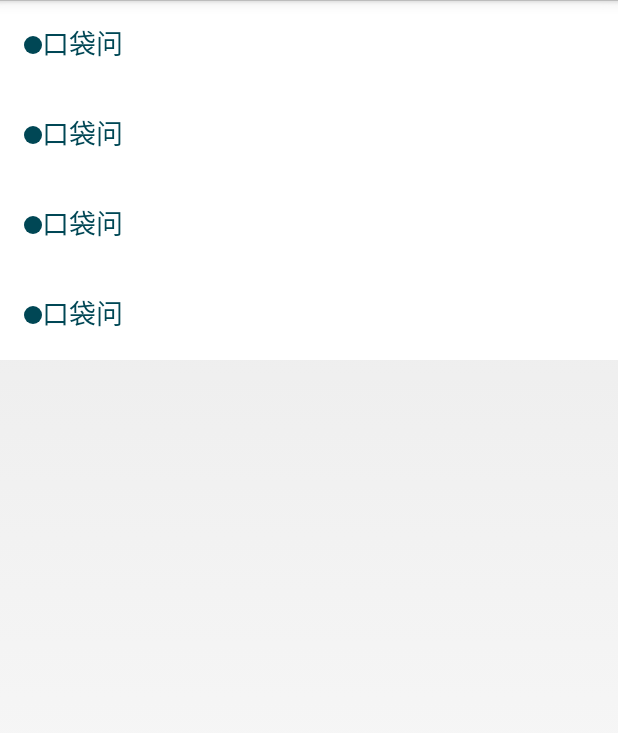
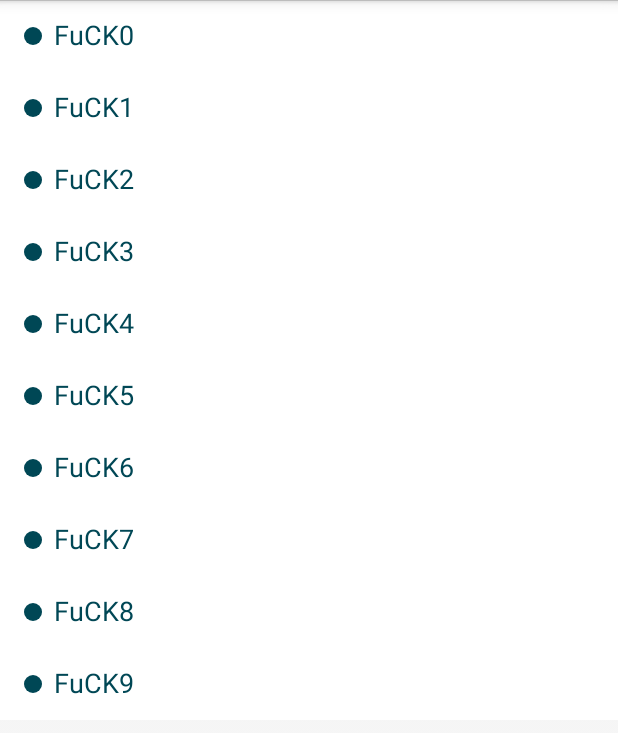
Before and after one commit to Luomingbear/PocketAsk, an Android app: the test screen opened directly, with no data from a screen before it, on a phone screen of 412 x 824 dp. Shown: the top 733 px of the screen. Run offline under Robolectric (Android 15) with nearby library versions, the phone set to English and light mode, and no system bars.

Commit message:
选项改为使用适配器生成

```diff
--- a/app/src/main/java/com/bear/pocketask/activity/test.java
+++ b/app/src/main/java/com/bear/pocketask/activity/test.java
@@ -5,8 +5,13 @@ import android.os.Bundle;
 import android.util.Log;
 
 import com.bear.pocketask.R;
+import com.bear.pocketask.adapter.SelectorAdapter;
+import com.bear.pocketask.info.SelectorInfo;
+import com.bear.pocketask.utils.AdapterViewUtil;
+import com.bear.pocketask.view.selectorbutton.SelectorAdapterView;
 import com.bear.pocketask.view.selectorbutton.SelectorGroup;
 
+import java.util.ArrayList;
 import java.util.List;
 
 /**
@@ -26,8 +31,22 @@ public class test extends Activity implements SelectorGroup.SelectorCheckedListe
     }
 
     private void initView() {
-        selectorGroup = (SelectorGroup) findViewById(R.id.selectorGroup);
-        selectorGroup.setSelectorCheckedListener(this);
+//        selectorGroup = (SelectorGroup) findViewById(R.id.selectorGroup);
+//        selectorGroup.setSelectorCheckedListener(this);
+        setAdaperView();
+    }
+
+    private void setAdaperView() {
+        List<SelectorInfo> selectorInfoList = new ArrayList<SelectorInfo>();
+        for (int i = 0; i < 10; i++) {
+            SelectorInfo info = new SelectorInfo("FuCK" + i);
+            selectorInfoList.add(info);
+        }
+
+        SelectorAdapterView selectorAdapterView = (SelectorAdapterView) findViewById(R.id.selectorAdapterView);
+        SelectorAdapter selectorAdapter = new SelectorAdapter(this, selectorInfoList);
+        selectorAdapterView.setAdapter(selectorAdapter);
+        AdapterViewUtil.FixHeight(selectorAdapterView);
     }
 
     @Override
--- a/app/src/main/java/com/bear/pocketask/adapter/CardAdapter.java
+++ b/app/src/main/java/com/bear/pocketask/adapter/CardAdapter.java
@@ -2,14 +2,13 @@ package com.bear.pocketask.adapter;
 
 import android.content.Context;
 import android.util.Log;
-import android.view.LayoutInflater;
 import android.view.View;
 import android.view.ViewGroup;
-import android.widget.BaseAdapter;
 import android.widget.ImageView;
 import android.widget.TextView;
 
 import com.bear.pocketask.R;
+import com.bear.pocketask.adapter.base.IBaseAdapter;
 import com.bear.pocketask.info.CardItemInfo;
 import com.bear.pocketask.view.record.RecordView;
 import com.nostra13.universalimageloader.core.DisplayImageOptions;
@@ -24,41 +23,23 @@ import java.util.Observable;
  * Created by bear on 16/10/7.
  */
 
-public class CardAdapter extends BaseAdapter implements View.OnClickListener {
+public class CardAdapter extends IBaseAdapter implements View.OnClickListener {
     private static final String TAG = "CardAdapter";
-    private List<CardItemInfo> list; //数据源列表
     private CardItemInfo info;
-    private LayoutInflater inflater;
 
     private Observable observable;
 
     public CardAdapter(Context context, List<CardItemInfo> list) {
-        inflater = LayoutInflater.from(context);
-        this.list = list;
+        super(context, list);
         observable = new Observable();
     }
 
     @Override
-    public int getCount() {
-        return list == null ? 0 : list.size();
-    }
-
-    @Override
-    public Object getItem(int position) {
-        return list == null ? null : list.get(position);
-    }
-
-    @Override
-    public long getItemId(int position) {
-        return list == null ? 0 : position;
-    }
-
-    @Override
     public View getView(int position, View convertView, ViewGroup parent) {
-        if (list.size() < 1)
+        if (getList().size() < 1)
             return null;
         if (convertView == null) {
-            convertView = inflater.inflate(R.layout.card_item, null);
+            convertView = getInflater().inflate(R.layout.card_item, null);
 
             viewHolder = new ViewHolder();
             viewHolder.ivDetailPic = (ImageView) convertView.findViewById(R.id.card_item_detail_pic);
@@ -73,8 +54,8 @@ public class CardAdapter extends BaseAdapter implements View.OnClickListener {
             viewHolder = (ViewHolder) convertView.getTag();
 
         //设置值
-        if (list.size() > 0 && position < list.size()) {
-            info = list.get(position);
+        if (getList().size() > 0 && position < getList().size()) {
+            info = (CardItemInfo) getItem(position);
             viewHolder.tvUserName.setText(info.getUserName());
             viewHolder.tvQuestion.setText(info.getQuestions());
             //显示圆形的图像
--- /dev/null
+++ b/app/src/main/java/com/bear/pocketask/adapter/SelectorAdapter.java
@@ -0,0 +1,46 @@
+package com.bear.pocketask.adapter;
+
+import android.content.Context;
+import android.view.View;
+import android.view.ViewGroup;
+
+import com.bear.pocketask.R;
+import com.bear.pocketask.adapter.base.IBaseAdapter;
+import com.bear.pocketask.info.SelectorInfo;
+import com.bear.pocketask.view.selectorbutton.SelectorButton;
+
+import java.util.List;
+
+/**
+ * 选项适配器
+ * Created by bear on 16/10/20.
+ */
+
+public class SelectorAdapter extends IBaseAdapter {
+    public SelectorAdapter(Context context, List<?> mList) {
+        super(context, mList);
+    }
+
+    @Override
+    public View getView(int position, View convertView, ViewGroup parent) {
+        if (convertView == null) {
+            viewHold = new ViewHold();
+
+            convertView = getInflater().inflate(R.layout.selector_item, null);
+            viewHold.selectorButton = (SelectorButton) convertView.findViewById(R.id.selectorItem);
+            convertView.setTag(viewHold);
+        } else
+            convertView.getTag();
+
+        SelectorInfo info = (SelectorInfo) getItem(position);
+        viewHold.selectorButton.setTextString(info.getContent());
+
+        return convertView;
+    }
+
+    private ViewHold viewHold;
+
+    private class ViewHold {
+        SelectorButton selectorButton;
+    }
+}
--- /dev/null
+++ b/app/src/main/java/com/bear/pocketask/adapter/base/IBaseAdapter.java
@@ -0,0 +1,45 @@
+package com.bear.pocketask.adapter.base;
+
+import android.content.Context;
+import android.view.LayoutInflater;
+import android.widget.BaseAdapter;
+
+import java.util.List;
+
+/**
+ * 基本适配器
+ * Created by bear on 16/10/20.
+ */
+
+public abstract class IBaseAdapter extends BaseAdapter {
+    private List<?> mList;
+    private LayoutInflater mInflater;
+
+    public IBaseAdapter(Context context, List<?> mList) {
+        mInflater = LayoutInflater.from(context);
+        this.mList = mList;
+    }
+
+    public List<?> getList() {
+        return mList;
+    }
+
+    public LayoutInflater getInflater() {
+        return mInflater;
+    }
+
+    @Override
+    public long getItemId(int position) {
+        return mList == null ? 0 : position;
+    }
+
+    @Override
+    public Object getItem(int position) {
+        return mList == null ? null : mList.get(position);
+    }
+
+    @Override
+    public int getCount() {
+        return mList == null ? 0 : mList.size();
+    }
+}
--- /dev/null
+++ b/app/src/main/java/com/bear/pocketask/info/SelectorInfo.java
@@ -0,0 +1,25 @@
+package com.bear.pocketask.info;
+
+/**
+ * 单个选项的信息
+ * Created by bear on 16/10/20.
+ */
+
+public class SelectorInfo {
+    private String content; //内容
+
+    public SelectorInfo() {
+    }
+
+    public SelectorInfo(String content) {
+        this.content = content;
+    }
+
+    public String getContent() {
+        return content;
+    }
+
+    public void setContent(String content) {
+        this.content = content;
+    }
+}
--- /dev/null
+++ b/app/src/main/java/com/bear/pocketask/utils/AdapterViewUtil.java
@@ -0,0 +1,34 @@
+package com.bear.pocketask.utils;
+
+import android.view.View;
+import android.view.ViewGroup;
+import android.widget.Adapter;
+import android.widget.AdapterView;
+import android.widget.ListView;
+
+/**
+ * AdapterView高度问题使用这个修复
+ * Created by bear on 16/10/20.
+ */
+
+public class AdapterViewUtil {
+    public static void FixHeight(AdapterView adapterView) {
+        Adapter adapter = adapterView.getAdapter();
+        if (adapter == null) {
+            return;
+        }
+
+        int totalHeight = 0;
+        for (int i = 0; i < adapter.getCount(); i++) {
+            View listItem = adapter.getView(i, null, adapterView);
+            listItem.measure(0, 0);
+            totalHeight += listItem.getMeasuredHeight();
+        }
+
+        ViewGroup.LayoutParams params = adapterView.getLayoutParams();
+        params.height = totalHeight;
+        if (adapterView instanceof ListView)
+            params.height = totalHeight + (((ListView) adapterView).getDividerHeight() * adapter.getCount() - 1);
+        adapterView.setLayoutParams(params);
+    }
+}
--- /dev/null
+++ b/app/src/main/java/com/bear/pocketask/view/selectorbutton/SelectorAdapterView.java
@@ -0,0 +1,146 @@
+package com.bear.pocketask.view.selectorbutton;
+
+import android.content.Context;
+import android.database.DataSetObserver;
+import android.util.AttributeSet;
+import android.view.View;
+import android.widget.Adapter;
+import android.widget.AdapterView;
+
+import com.bear.pocketask.R;
+
+import java.util.List;
+
+/**
+ * Created by bear on 16/10/20.
+ */
+
+public class SelectorAdapterView extends AdapterView implements SelectorButton.SelectorChangeListener {
+    private List<String> mList; //选项数据集
+    private Adapter mAdapter; //数据适配器
+    private AdapterDataSetObserver mDataSetObserver; //数据观察者
+    private boolean isLayout; //是否正在布局
+
+    @Override
+    public void onChange(View view, boolean isChecked) {
+        //// TODO: 16/10/20 增加单选的控制
+    }
+
+    /**
+     * 数据更新观察者
+     */
+    private class AdapterDataSetObserver extends DataSetObserver {
+        @Override
+        public void onChanged() {
+            requestLayout();
+        }
+
+        @Override
+        public void onInvalidated() {
+            requestLayout();
+        }
+
+    }
+
+    public SelectorAdapterView(Context context) {
+        this(context, null);
+    }
+
+    public SelectorAdapterView(Context context, AttributeSet attrs) {
+        this(context, attrs, 0);
+    }
+
+    public SelectorAdapterView(Context context, AttributeSet attrs, int defStyle) {
+        super(context, attrs, defStyle);
+    }
+
+    @Override
+    public void setAdapter(Adapter adapter) {
+        if (mAdapter != null && mDataSetObserver != null) {
+            mAdapter.unregisterDataSetObserver(mDataSetObserver);
+            mDataSetObserver = null;
+        }
+        mAdapter = adapter;
+
+        if (mAdapter != null && mDataSetObserver == null) {
+            mDataSetObserver = new AdapterDataSetObserver();
+            mAdapter.registerDataSetObserver(mDataSetObserver);
+        }
+    }
+
+    @Override
+    protected void onLayout(boolean changed, int l, int t, int r, int b) {
+        super.onLayout(changed, l, t, r, b);
+
+        if (mAdapter == null)
+            return;
+
+        isLayout = true;
+        layoutItems();
+
+    }
+
+    /**
+     * 将选项显示在布局上
+     */
+    private void layoutItems() {
+        if (mAdapter.getCount() == 0) {
+            removeAllViews();
+            return;
+        }
+
+        for (int i = 0; i < mAdapter.getCount(); i++) {
+            newItem(i);
+        }
+    }
+
+    /**
+     * 创建选项
+     */
+    private void newItem(int index) {
+        //获取适配器的view并且添加进去
+        View item = mAdapter.getView(index, null, this);
+        LayoutParams params = item.getLayoutParams();
+        if (params == null)
+            params = new LayoutParams(LayoutParams.WRAP_CONTENT, LayoutParams.WRAP_CONTENT);
+        addViewInLayout(item, index, params);
+
+        //是否需要重新计算宽高
+        if (item.isLayoutRequested()) {
+            int itemWidth = getWidth();
+            item.measure(MeasureSpec.EXACTLY | itemWidth, MeasureSpec.UNSPECIFIED);
+        }
+
+        //设置显示的位置
+        positionItem(item, index);
+    }
+
+    /**
+     * 设置选项的显示位置
+     *
+     * @param item  选项view
+     * @param index 列表的位置
+     */
+    private void positionItem(View item, int index) {
+        int width = getMeasuredWidth();
+        int height = (int) getResources().getDimension(R.dimen.title_height);
+        item.layout(0, height * index, width, height * (index + 1));
+    }
+
+    @Override
+    public Adapter getAdapter() {
+        return mAdapter;
+    }
+
+    @Override
+    public View getSelectedView() {
+        return null;
+    }
+
+    @Override
+    public void setSelection(int position) {
+
+    }
+
+
+}
--- a/app/src/main/java/com/bear/pocketask/view/selectorbutton/SelectorButton.java
+++ b/app/src/main/java/com/bear/pocketask/view/selectorbutton/SelectorButton.java
@@ -187,11 +187,20 @@ public class SelectorButton extends View {
     public void setChecked(boolean checked) {
         isChecked = checked;
 
-        invalidate();
+        postInvalidate();
     }
 
     public boolean isChecked() {
         return isChecked;
+    }
+
+    public String getTextString() {
+        return mTextString;
+    }
+
+    public void setTextString(String textString) {
+        this.mTextString = textString;
+        postInvalidate();
     }
 
     private float touchX, touchY;
--- /dev/null
+++ b/app/src/main/res/layout/selector_item.xml
@@ -0,0 +1,12 @@
+<?xml version="1.0" encoding="utf-8"?>
+<LinearLayout xmlns:android="http://schemas.android.com/apk/res/android"
+    android:layout_width="match_parent"
+    android:layout_height="@dimen/title_height"
+    android:orientation="vertical">
+
+    <com.bear.pocketask.view.selectorbutton.SelectorButton
+        android:id="@+id/selectorItem"
+        android:layout_width="match_parent"
+        android:layout_height="@dimen/title_height" />
+
+</LinearLayout>
--- a/app/src/main/res/layout/test.xml
+++ b/app/src/main/res/layout/test.xml
@@ -1,51 +1,27 @@
 <?xml version="1.0" encoding="utf-8"?>
 <LinearLayout xmlns:android="http://schemas.android.com/apk/res/android"
-    xmlns:app="http://schemas.android.com/apk/res-auto"
     android:layout_width="match_parent"
     android:layout_height="match_parent"
     android:baselineAligned="false"
     android:orientation="vertical">
 
-    <com.bear.pocketask.view.selectorbutton.SelectorGroup
-        android:id="@+id/selectorGroup"
+    <ScrollView
         android:layout_width="match_parent"
-        android:layout_height="match_parent"
-        android:orientation="vertical"
-        app:selectorMode="RadioButton">
+        android:layout_height="match_parent">
 
-        <com.bear.pocketask.view.selectorbutton.SelectorButton
-            android:id="@+id/selectButton1"
+        <LinearLayout
             android:layout_width="match_parent"
-            android:layout_height="60dp"
-            app:icon_padding="0dp"
-            app:icon_position="Left"
-            app:text_string="@string/app_name" />
+            android:layout_height="wrap_content">
 
-        <com.bear.pocketask.view.selectorbutton.SelectorButton
-            android:id="@+id/selectButton2"
-            android:layout_width="match_parent"
-            android:layout_height="60dp"
-            app:icon_padding="0dp"
-            app:icon_position="Left"
-            app:text_string="@string/app_name" />
+            <com.bear.pocketask.view.selectorbutton.SelectorAdapterView
+                android:id="@+id/selectorAdapterView"
+                android:layout_width="match_parent"
+                android:layout_height="match_parent">
 
-        <com.bear.pocketask.view.selectorbutton.SelectorButton
-            android:id="@+id/selectButton3"
-            android:layout_width="match_parent"
-            android:layout_height="60dp"
-            app:icon_padding="0dp"
-            app:icon_position="Left"
-            app:text_string="@string/app_name" />
+            </com.bear.pocketask.view.selectorbutton.SelectorAdapterView>
+        </LinearLayout>
 
-        <com.bear.pocketask.view.selectorbutton.SelectorButton
-            android:id="@+id/selectButton4"
-            android:layout_width="match_parent"
-            android:layout_height="60dp"
-            app:icon_padding="0dp"
-            app:icon_position="Left"
-            app:text_string="@string/app_name" />
-
-    </com.bear.pocketask.view.selectorbutton.SelectorGroup>
+    </ScrollView>
 
 
 </LinearLayout>
```
Also changed, not shown: 1 other file.
